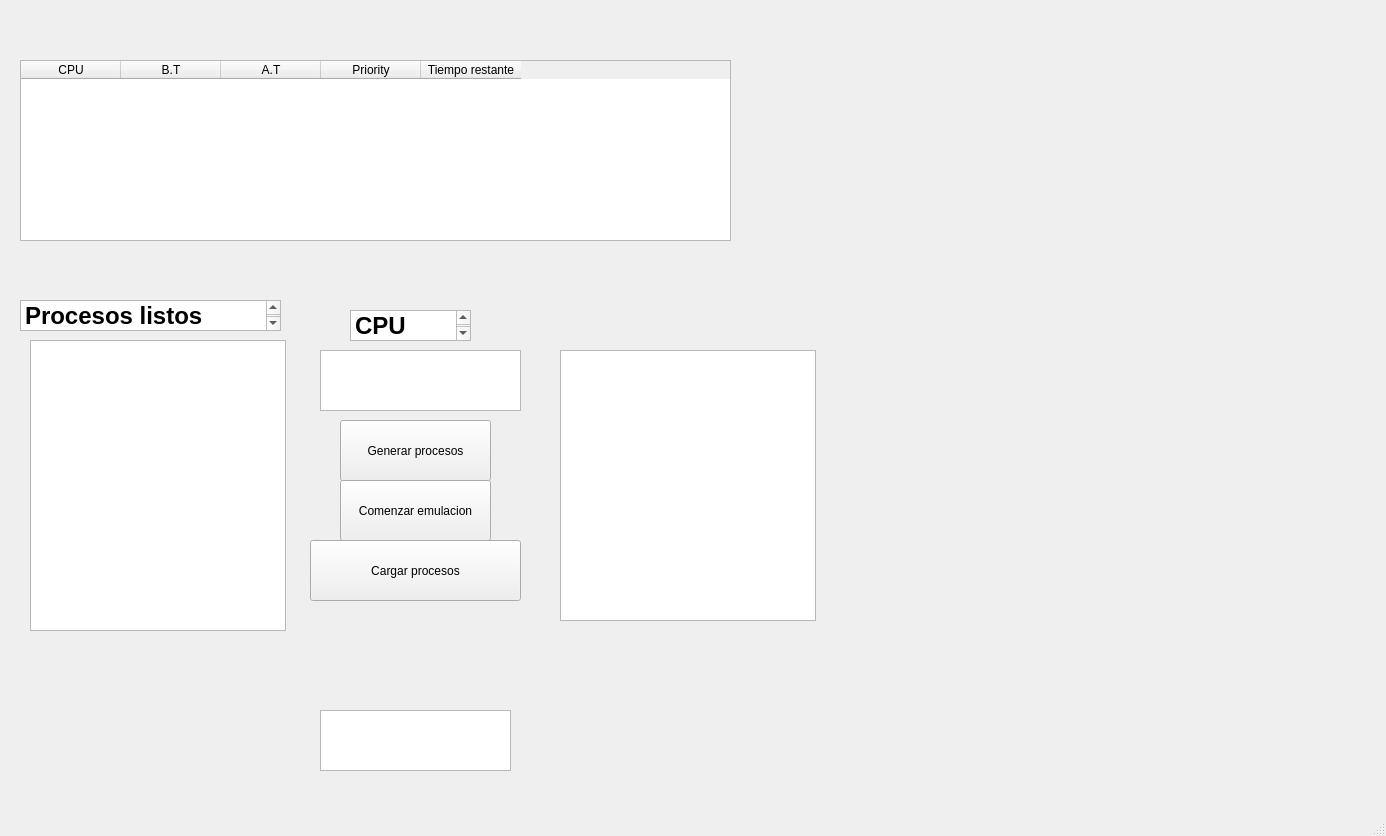
This is simulador/test1.ui in Karedu/Simulador-de-planificador-de-procesos as Qt 5 draws it before an edit. The edited form follows.
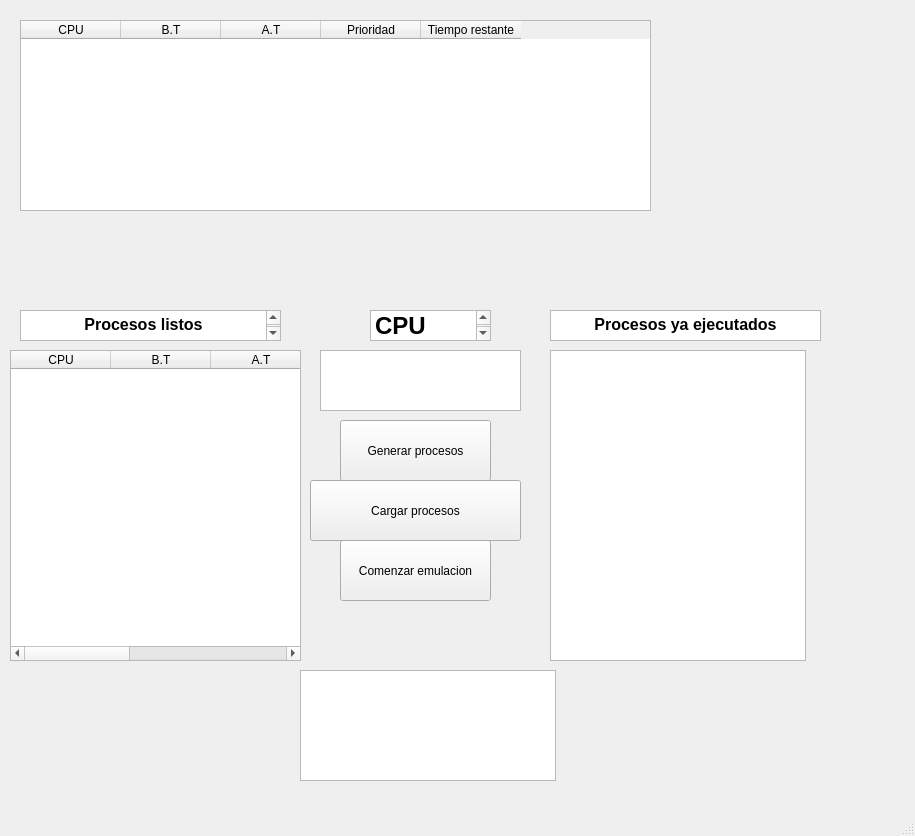
This is the edited form.

Patch:
```diff
--- a/simulador/test1.ui
+++ b/simulador/test1.ui
@@ -6,7 +6,7 @@
    <rect>
     <x>0</x>
     <y>0</y>
-    <width>1386</width>
+    <width>915</width>
     <height>836</height>
    </rect>
   </property>
@@ -18,7 +18,7 @@
     <property name="geometry">
      <rect>
       <x>340</x>
-      <y>480</y>
+      <y>540</y>
       <width>151</width>
       <height>61</height>
      </rect>
@@ -30,20 +30,20 @@
    <widget class="QListWidget" name="list1">
     <property name="geometry">
      <rect>
-      <x>30</x>
-      <y>340</y>
+      <x>300</x>
+      <y>670</y>
       <width>256</width>
-      <height>291</height>
+      <height>111</height>
      </rect>
     </property>
    </widget>
    <widget class="QListWidget" name="list2">
     <property name="geometry">
      <rect>
-      <x>560</x>
+      <x>550</x>
       <y>350</y>
       <width>256</width>
-      <height>271</height>
+      <height>311</height>
      </rect>
     </property>
    </widget>
@@ -51,9 +51,9 @@
     <property name="geometry">
      <rect>
       <x>20</x>
-      <y>60</y>
-      <width>711</width>
-      <height>181</height>
+      <y>20</y>
+      <width>631</width>
+      <height>191</height>
      </rect>
     </property>
     <column>
@@ -73,7 +73,7 @@
     </column>
     <column>
      <property name="text">
-      <string>Priority</string>
+      <string>Prioridad</string>
      </property>
     </column>
     <column>
@@ -86,7 +86,7 @@
     <property name="geometry">
      <rect>
       <x>310</x>
-      <y>540</y>
+      <y>480</y>
       <width>211</width>
       <height>61</height>
      </rect>
@@ -105,20 +105,10 @@
      </rect>
     </property>
    </widget>
-   <widget class="QTableWidget" name="tableWidget">
-    <property name="geometry">
-     <rect>
-      <x>320</x>
-      <y>710</y>
-      <width>191</width>
-      <height>61</height>
-     </rect>
-    </property>
-   </widget>
    <widget class="QTextBrowser" name="textBrowser">
     <property name="geometry">
      <rect>
-      <x>350</x>
+      <x>370</x>
       <y>310</y>
       <width>121</width>
       <height>31</height>
@@ -149,7 +139,7 @@
     <property name="geometry">
      <rect>
       <x>20</x>
-      <y>300</y>
+      <y>310</y>
       <width>261</width>
       <height>31</height>
      </rect>
@@ -159,8 +149,60 @@
 &lt;html&gt;&lt;head&gt;&lt;meta name=&quot;qrichtext&quot; content=&quot;1&quot; /&gt;&lt;style type=&quot;text/css&quot;&gt;
 p, li { white-space: pre-wrap; }
 &lt;/style&gt;&lt;/head&gt;&lt;body style=&quot; font-family:'MS Shell Dlg 2'; font-size:7.8pt; font-weight:400; font-style:normal;&quot;&gt;
-&lt;p style=&quot; margin-top:0px; margin-bottom:0px; margin-left:0px; margin-right:0px; -qt-block-indent:0; text-indent:0px;&quot;&gt;&lt;span style=&quot; font-size:18pt; font-weight:600;&quot;&gt;Procesos listos&lt;/span&gt;&lt;/p&gt;
-&lt;p style=&quot;-qt-paragraph-type:empty; margin-top:0px; margin-bottom:0px; margin-left:0px; margin-right:0px; -qt-block-indent:0; text-indent:0px; font-size:18pt; font-weight:600;&quot;&gt;&lt;br /&gt;&lt;/p&gt;&lt;/body&gt;&lt;/html&gt;</string>
+&lt;p align=&quot;center&quot; style=&quot; margin-top:0px; margin-bottom:0px; margin-left:0px; margin-right:0px; -qt-block-indent:0; text-indent:0px;&quot;&gt;&lt;span style=&quot; font-size:12pt; font-weight:600;&quot;&gt;Procesos listos&lt;/span&gt;&lt;/p&gt;
+&lt;p align=&quot;center&quot; style=&quot;-qt-paragraph-type:empty; margin-top:0px; margin-bottom:0px; margin-left:0px; margin-right:0px; -qt-block-indent:0; text-indent:0px; font-size:18pt; font-weight:600;&quot;&gt;&lt;br /&gt;&lt;/p&gt;&lt;/body&gt;&lt;/html&gt;</string>
+    </property>
+   </widget>
+   <widget class="QTableWidget" name="processTable_2">
+    <property name="geometry">
+     <rect>
+      <x>10</x>
+      <y>350</y>
+      <width>291</width>
+      <height>311</height>
+     </rect>
+    </property>
+    <column>
+     <property name="text">
+      <string>CPU</string>
+     </property>
+    </column>
+    <column>
+     <property name="text">
+      <string>B.T</string>
+     </property>
+    </column>
+    <column>
+     <property name="text">
+      <string>A.T</string>
+     </property>
+    </column>
+    <column>
+     <property name="text">
+      <string>Prioridad</string>
+     </property>
+    </column>
+    <column>
+     <property name="text">
+      <string>Tiempo restante</string>
+     </property>
+    </column>
+   </widget>
+   <widget class="QTextBrowser" name="textBrowser_3">
+    <property name="geometry">
+     <rect>
+      <x>550</x>
+      <y>310</y>
+      <width>271</width>
+      <height>31</height>
+     </rect>
+    </property>
+    <property name="html">
+     <string>&lt;!DOCTYPE HTML PUBLIC &quot;-//W3C//DTD HTML 4.0//EN&quot; &quot;http://www.w3.org/TR/REC-html40/strict.dtd&quot;&gt;
+&lt;html&gt;&lt;head&gt;&lt;meta name=&quot;qrichtext&quot; content=&quot;1&quot; /&gt;&lt;style type=&quot;text/css&quot;&gt;
+p, li { white-space: pre-wrap; }
+&lt;/style&gt;&lt;/head&gt;&lt;body style=&quot; font-family:'MS Shell Dlg 2'; font-size:7.8pt; font-weight:400; font-style:normal;&quot;&gt;
+&lt;p align=&quot;center&quot; style=&quot; margin-top:0px; margin-bottom:0px; margin-left:0px; margin-right:0px; -qt-block-indent:0; text-indent:0px;&quot;&gt;&lt;span style=&quot; font-size:12pt; font-weight:600;&quot;&gt;Procesos ya ejecutados&lt;/span&gt;&lt;/p&gt;&lt;/body&gt;&lt;/html&gt;</string>
     </property>
    </widget>
   </widget>
```
Left out of the diff: 4 changed lines with no effect on the pictures.
